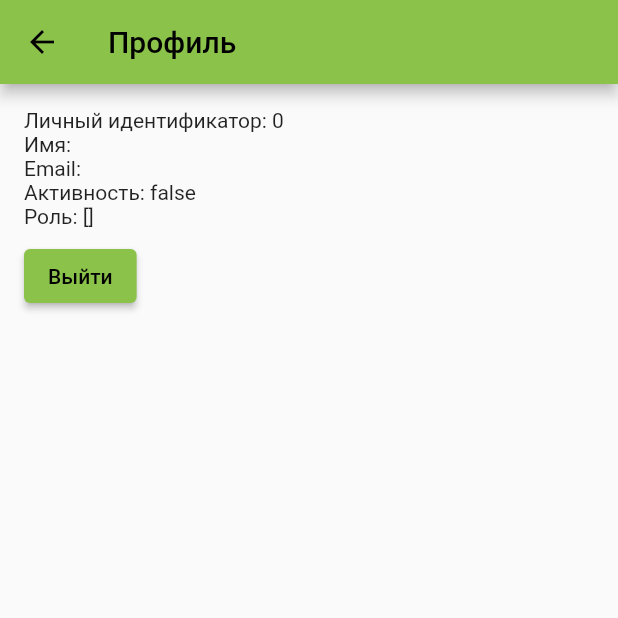
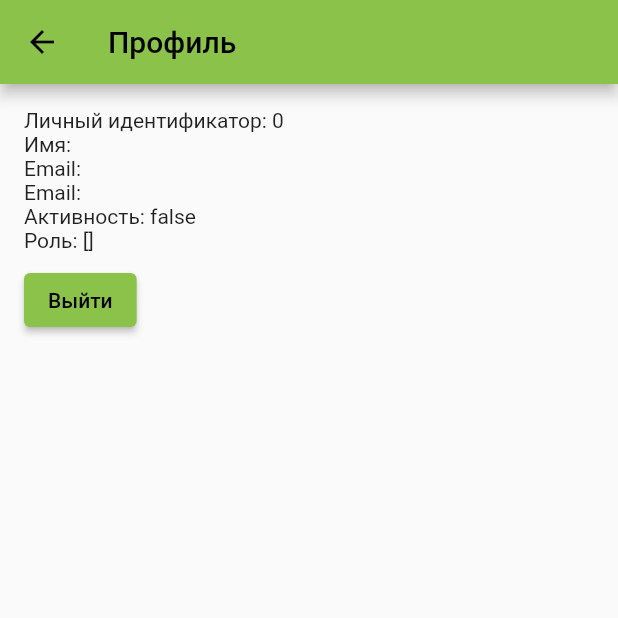
Before and after one commit to AndrushaKuznetsov20/Flutter_, a Flutter app: the LkPageScreen screen opened by its route, on a phone screen of 412 x 824 dp, the top half of it. Run offline on Flutter 3.47's test engine with Material 2 defaults, Android fonts, the phone set to English and light mode, and no system bars; our stand-ins replace shared_preferences; missing offline and left inert: dart:ffi; accounts and stored records are empty; network calls fail.

Commit message:
Коммит-8

```diff
--- a/lib/Models/ModelUser.dart
+++ b/lib/Models/ModelUser.dart
@@ -4,16 +4,18 @@ class ModelUser {
   final int id;
   final String name;
   final String email;
+  final String numberPhone;
   final bool active;
   final List roles;
 
-  ModelUser({required this.id,required this.name, required this.email, required this.active, required this.roles});
+  ModelUser({required this.id,required this.name, required this.email, required this.numberPhone, required this.active, required this.roles});
 
   factory ModelUser.fromJson(Map<String, dynamic> json) {
     return ModelUser(
         id: json['id'],
         name: json['name'],
         email: json['email'],
+        numberPhone: json['numberPhone'],
         active: json['active'],
         roles: json['roles']
     );
--- a/lib/PageScreen/LkPageScreen.dart
+++ b/lib/PageScreen/LkPageScreen.dart
@@ -42,7 +42,7 @@ class _LkPageScreenState extends State<LkPageScreen> {
       throw Exception('Ошибка загрузки пользователя!');
     }
   }
-//dfdf
+
   @override
   Widget build(BuildContext context) {
       return Scaffold(
@@ -57,6 +57,7 @@ class _LkPageScreenState extends State<LkPageScreen> {
               Text('Личный идентификатор: ${user?.id}'),
               Text('Имя: ${user?.name}'),
               Text('Email: ${user?.email}'),
+              Text('Email: ${user?.numberPhone}'),
               Text('Активность: ${user?.active}'),
               Text('Роль: ${user?.roles}'),
               SizedBox(height: 8,),
```
Also changed, not shown: lib/PageScreen/UserPageScreen.dart (+7 -2 lines).
